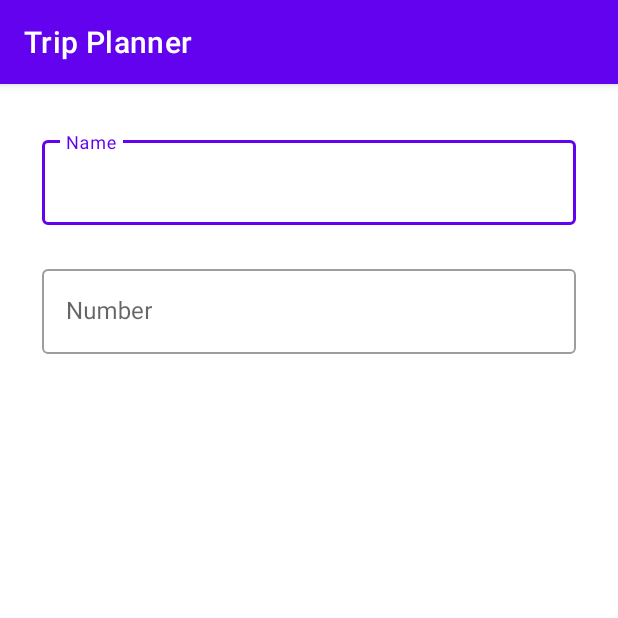
After one commit to conor8147/trippr, an Android app: the fragment EditPersonFragment shown on its own in the app's theme, on a phone screen of 412 x 824 dp, the top half of it. The commit adds this screen. Run offline under Robolectric (Android 15) with nearby library versions, the phone set to English and light mode, and no system bars.

Commit message:
Made EditPerson Fragment, and worked out navigation from People Home fragment to there.

```diff
--- /dev/null
+++ b/app/src/main/java/com/con19/tripplanner/view/fragments/EditPersonFragment.kt
@@ -0,0 +1,40 @@
+package com.con19.tripplanner.view.fragments
+
+import android.os.Bundle
+import android.view.LayoutInflater
+import android.view.View
+import android.view.ViewGroup
+import androidx.fragment.app.Fragment
+import com.con19.tripplanner.R
+
+private const val PERSON_ID = "personid"
+
+class EditPersonFragment: Fragment() {
+    private var personId: Long? = null
+
+    override fun onCreate(savedInstanceState: Bundle?) {
+        super.onCreate(savedInstanceState)
+        arguments?.let {
+            personId = it.getLong(PERSON_ID)
+        }
+    }
+
+    override fun onCreateView(
+        inflater: LayoutInflater, container: ViewGroup?,
+        savedInstanceState: Bundle?
+    ): View? {
+        val layout: View = inflater.inflate(R.layout.fragment_edit_person, container, false)
+        return layout
+    }
+
+    companion object {
+        @JvmStatic
+        fun newInstance(personId: Long) =
+            EditPersonFragment().apply {
+                arguments = Bundle().apply {
+                    putLong(PERSON_ID, personId)
+                }
+            }
+    }
+
+}
--- /dev/null
+++ b/app/src/main/res/layout/fragment_edit_person.xml
@@ -0,0 +1,44 @@
+<?xml version="1.0" encoding="utf-8"?>
+<androidx.constraintlayout.widget.ConstraintLayout
+    xmlns:android="http://schemas.android.com/apk/res/android"
+    xmlns:app="http://schemas.android.com/apk/res-auto"
+    android:layout_width="match_parent"
+    android:layout_height="match_parent">
+
+    <com.google.android.material.textfield.TextInputLayout
+        android:id="@+id/nameTextInput"
+        style="@style/Widget.MaterialComponents.TextInputLayout.OutlinedBox"
+        android:layout_width="match_parent"
+        android:layout_height="wrap_content"
+        android:layout_marginStart="28dp"
+        android:layout_marginTop="32dp"
+        android:layout_marginEnd="28dp"
+        android:hint="@string/name"
+        app:layout_constraintEnd_toEndOf="parent"
+        app:layout_constraintStart_toStartOf="parent"
+        app:layout_constraintTop_toTopOf="parent">
+
+        <com.google.android.material.textfield.TextInputEditText
+            android:layout_width="match_parent"
+            android:layout_height="wrap_content" />
+    </com.google.android.material.textfield.TextInputLayout>
+
+    <com.google.android.material.textfield.TextInputLayout
+        android:id="@+id/numberTextInput"
+        style="@style/Widget.MaterialComponents.TextInputLayout.OutlinedBox"
+        android:layout_width="match_parent"
+        android:layout_height="wrap_content"
+        android:layout_marginStart="28dp"
+        android:layout_marginTop="24dp"
+        android:layout_marginEnd="28dp"
+        android:hint="@string/number"
+        app:layout_constraintEnd_toEndOf="parent"
+        app:layout_constraintStart_toStartOf="parent"
+        app:layout_constraintTop_toBottomOf="@+id/nameTextInput">
+
+        <com.google.android.material.textfield.TextInputEditText
+            android:layout_width="match_parent"
+            android:layout_height="wrap_content" />
+    </com.google.android.material.textfield.TextInputLayout>
+
+</androidx.constraintlayout.widget.ConstraintLayout>
--- a/app/src/main/res/values/strings.xml
+++ b/app/src/main/res/values/strings.xml
@@ -10,4 +10,6 @@
     <string name="placeholderPersonName">Conor</string>
 
     <string name="content_description_media">Trip image</string>
+    <string name="name">Name</string>
+    <string name="number">Number</string>
 </resources>
```
Also changed, not shown: app/src/main/java/com/con19/tripplanner/view/activities/MainActivity.kt (+18 -3 lines), app/src/main/java/com/con19/tripplanner/view/adapters/HomePagerAdapter.kt (+11 -8 lines), app/src/main/java/com/con19/tripplanner/view/adapters/PeopleAdapter.kt (+11 -27 lines), app/src/main/java/com/con19/tripplanner/view/fragments/BasePeopleFragment.kt (added, +38 -0 lines), app/src/main/java/com/con19/tripplanner/view/fragments/PeopleTabFragment.kt (+30 -1 lines), app/src/main/res/layout/fragment_root.xml (added, +8 -0 lines).
